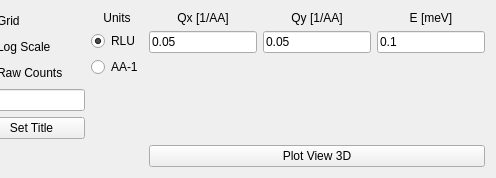
MJOLNIRPackage/MJOLNIR-GUI, file src/main/resources/base/Views/View3D.ui: the form before one commit; both pictures show x 282 to 778 and y 0 to 178 of the 778 by 178 pixel window.
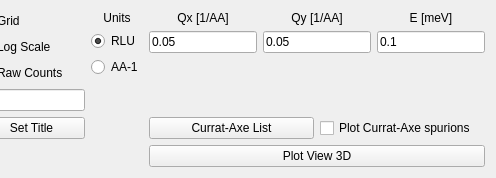
The form after the commit.

Commit message: Move Bragg Peak selector for Currat-Axe to MJOLNIRGui Add Currat-Axe calculation to Viewer3D Update script generation accordingly Load checkboxes and spinboxes from settingsfile

```diff
--- a/src/main/resources/base/Views/View3D.ui
+++ b/src/main/resources/base/Views/View3D.ui
@@ -361,11 +361,32 @@
        <property name="sizeHint" stdset="0">
         <size>
          <width>20</width>
-         <height>5</height>
+         <height>40</height>
         </size>
        </property>
       </spacer>
      </item>
+     <item>
+      <layout class="QHBoxLayout" name="horizontalLayout_3">
+       <item>
+        <widget class="QPushButton" name="View3D_CurratAxe_button">
+         <property name="statusTip">
+          <string>Create list of Bragg peaks from which Currat-Axe spurions are calcualted</string>
+         </property>
+         <property name="text">
+          <string>Currat-Axe List</string>
+         </property>
+        </widget>
+       </item>
+       <item>
+        <widget class="QCheckBox" name="View3D_CurratAxe_checkBox">
+         <property name="text">
+          <string>Plot Currat-Axe spurions</string>
+         </property>
+        </widget>
+       </item>
+      </layout>
+     </item>
      <item>
       <widget class="QPushButton" name="View3D_plot_button">
        <property name="text">
```
Left out of the diff: 2 changed lines with no effect on the pictures. The commit also changes 5 other files.
